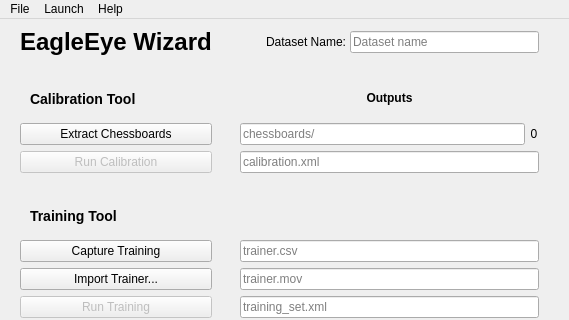
Qt form wizard.ui (gwillz/EagleEye) before a commit; both pictures show x 0 to 569 and y 0 to 320 of the 569 by 733 pixel window.
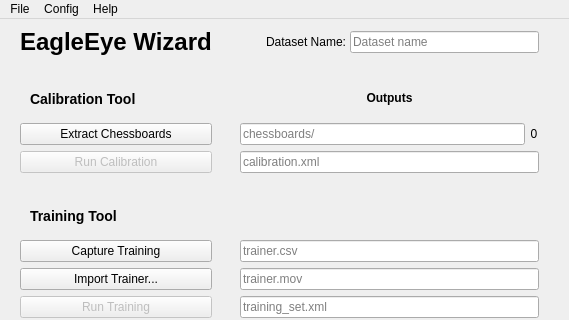
The same form after that commit. Icons and pictures are not drawn. Custom widgets are drawn as their Qt base class.

Commit message: cleaned up, now compiles

Diff of the .ui file:
```diff
--- a/wizard.ui
+++ b/wizard.ui
@@ -378,7 +378,7 @@
      <x>0</x>
      <y>0</y>
      <width>569</width>
-     <height>29</height>
+     <height>21</height>
     </rect>
    </property>
    <widget class="QMenu" name="menuFile">
@@ -395,17 +395,6 @@
     <addaction name="separator"/>
     <addaction name="actionExit"/>
    </widget>
-   <widget class="QMenu" name="menuLaunch">
-    <property name="title">
-     <string>Launch</string>
-    </property>
-    <addaction name="actionCalibration_Tool"/>
-    <addaction name="actionTraining_Tool"/>
-    <addaction name="actionCapture_Tool"/>
-    <addaction name="actionMapping_Tool"/>
-    <addaction name="actionAnnotation_Tool"/>
-    <addaction name="actionComparison_Tool"/>
-   </widget>
    <widget class="QMenu" name="menuHelp">
     <property name="title">
      <string>Help</string>
@@ -413,8 +402,17 @@
     <addaction name="actionAbout"/>
     <addaction name="actionAbout_QT"/>
    </widget>
+   <widget class="QMenu" name="menuConfig">
+    <property name="title">
+     <string>Config</string>
+    </property>
+    <addaction name="actionOpen_Config"/>
+    <addaction name="actionEdit_Config"/>
+    <addaction name="separator"/>
+    <addaction name="action_config_status"/>
+   </widget>
    <addaction name="menuFile"/>
-   <addaction name="menuLaunch"/>
+   <addaction name="menuConfig"/>
    <addaction name="menuHelp"/>
   </widget>
   <widget class="QStatusBar" name="statusbar"/>
```
Left out of the diff: 37 changed lines with no effect on the pictures. The commit also changes 2 other files.
